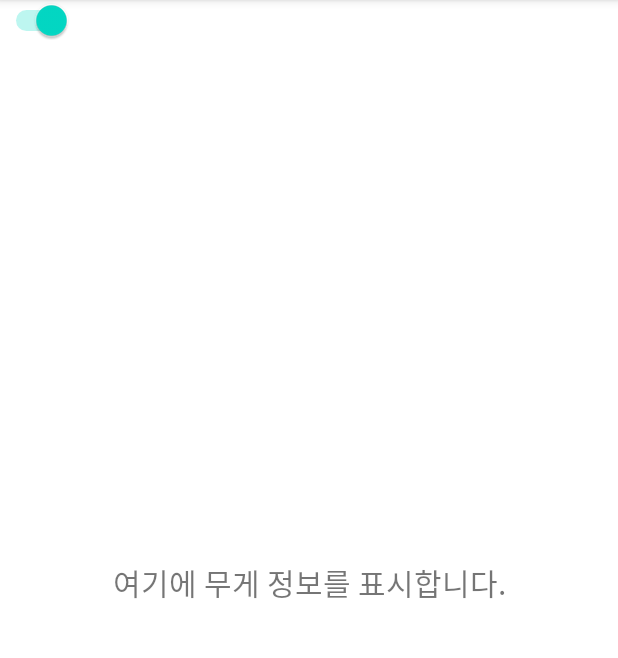
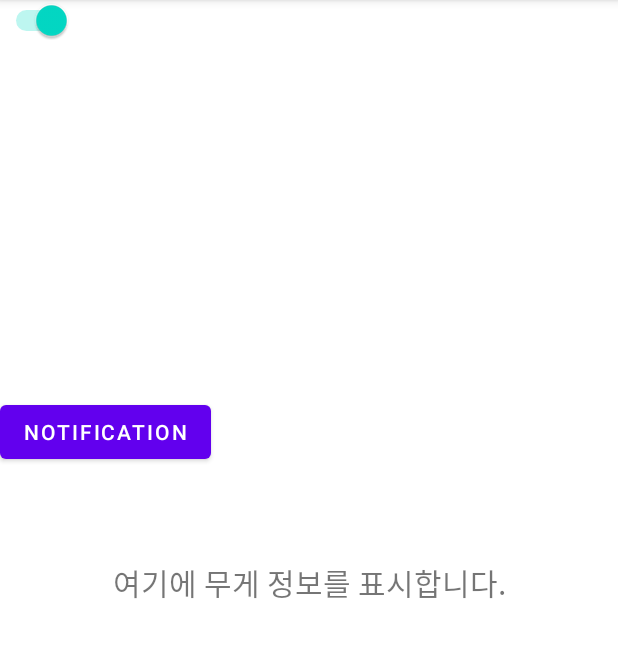
Before and after one commit to kyuuuu-77/Application, an Android app: the fragment WeightFragment shown on its own in the app's theme, on a phone screen of 412 x 824 dp, the part 84-742 px from its top. Run offline under Robolectric (Android 15) with nearby library versions, the phone set to English and light mode, and no system bars.

Commit message:
7/17 spalsh update &    weight notifi

```diff
--- a/app/src/main/res/anim/imageanim.xml
+++ b/app/src/main/res/anim/imageanim.xml
@@ -8,5 +8,5 @@
        android:interpolator="@android:anim/accelerate_decelerate_interpolator"
        android:pivotY="50%"
        android:pivotX="50%"
-       android:repeatCount="2" />
+       android:repeatCount="1" />
 </set>
--- a/app/src/main/res/layout/fragment_weight.xml
+++ b/app/src/main/res/layout/fragment_weight.xml
@@ -28,4 +28,15 @@
         app:layout_constraintEnd_toEndOf="parent"
         app:layout_constraintStart_toStartOf="parent"
         app:layout_constraintTop_toTopOf="parent" />
+
+    <Button
+        android:id="@+id/weight_btn"
+        android:layout_width="wrap_content"
+        android:layout_height="wrap_content"
+        android:text="Notification"
+        app:layout_constraintBottom_toBottomOf="parent"
+        app:layout_constraintTop_toTopOf="parent"
+        app:layout_constraintVertical_bias="0.367"
+        tools:ignore="MissingConstraints"
+        tools:layout_editor_absoluteX="191dp" />
 </androidx.constraintlayout.widget.ConstraintLayout>
--- a/app/src/main/res/values/colors.xml
+++ b/app/src/main/res/values/colors.xml
@@ -8,6 +8,8 @@
     <color name="black">#FF000000</color>
     <color name="white">#FFFFFFFF</color>
 
+
+
     <!--Material 디자인 색상 https://m2.material.io/design/color/the-color-system.html#tools-for-picking-colors -->
     <color name="red_700">#D32F2F</color>
     <color name="red_500">#F44336</color>
@@ -17,4 +19,5 @@
     <color name="blue_500">#2196F3</color>
     <color name="orange_700">#F57C00</color>
     <color name="orange_500">#FF9800</color>
+    <color name="darkgreen">#006400</color>
 </resources>
--- a/app/src/main/res/values/strings.xml
+++ b/app/src/main/res/values/strings.xml
@@ -13,4 +13,5 @@
     <string name="menu_info">내 캐리어 정보</string>
 
     <string name="splash_name">Suitcase Genie</string>
+    <string name="weight_popup">Notification</string>
 </resources>
--- a/app/src/main/res/values/themes.xml
+++ b/app/src/main/res/values/themes.xml
@@ -16,9 +16,20 @@
     <style name="Theme.Application.NoActionBar">
         <item name="windowActionBar">false</item>
         <item name="windowNoTitle">true</item>
+        <item name="android:windowLightStatusBar">@color/darkgreen</item>
     </style>
 
     <style name="Theme.Application.AppBarOverlay" parent="ThemeOverlay.AppCompat.Dark.ActionBar" />
 
     <style name="Theme.Application.PopupOverlay" parent="ThemeOverlay.AppCompat.Light" />
+
+
+    <!---스플래시 화면으르 위한 스타일 정의-->
+        <style name ="Splash.Theme" parent= "Theme.AppCompat.Light.DarkActionBar">
+        <!--타이틀바 색상 설정-->
+        <item name="colorPrimaryVariant">@color/darkgreen</item>
+
+
+    </style>
+
 </resources>
```
Also changed, not shown: app/src/main/AndroidManifest.xml (+11 -5 lines), app/src/main/java/com/arduino/Application/NotificationActivity.java (added, +24 -0 lines), app/src/main/java/com/arduino/Application/ui/weight/WeightFragment.java (+59 -0 lines).
